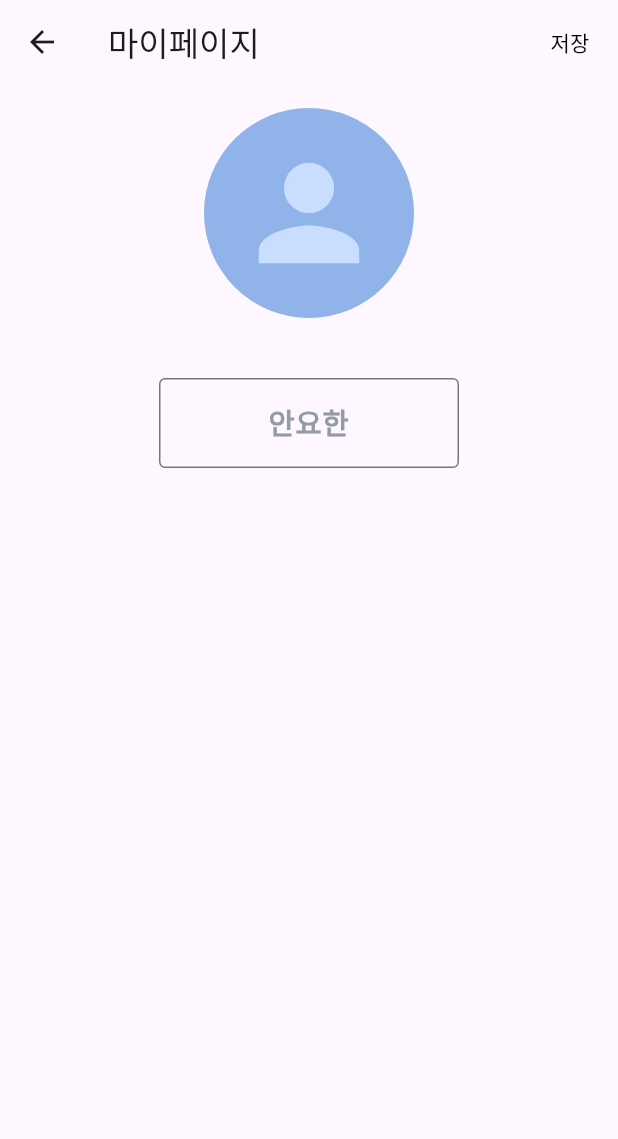
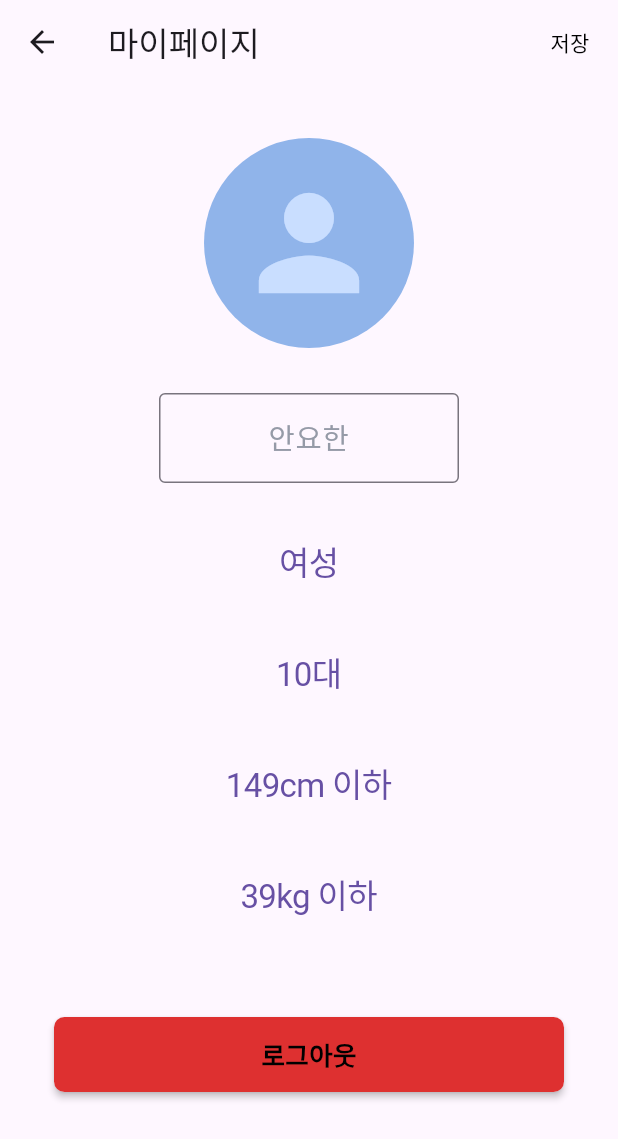
Before and after one commit to uncroos/CloWing, a Flutter app: the screen it shows after launch, after a tap on "저장", on a phone screen of 412 x 824 dp. Shown: the top 1139 px of the screen. Run offline on Flutter 3.47's test engine with Material 3 defaults, Android fonts, the phone set to English and light mode, and no system bars.

Commit message:
ㅑㅜㅑㅅ

```diff
--- a/clowing/lib/screens/mypage_screen.dart
+++ b/clowing/lib/screens/mypage_screen.dart
@@ -1,4 +1,5 @@
 import 'package:flutter/material.dart';
+import 'package:flutter/cupertino.dart';
 
 class MyPageScreen extends StatefulWidget {
   @override
@@ -6,6 +7,12 @@ class MyPageScreen extends StatefulWidget {
 }
 
 class _MyPageScreenState extends State<MyPageScreen> {
+  // 선택된 값 저장할 변수
+  String _selectedGender = '';
+  String _selectedAge = '';
+  String _selectedWeight = '';
+  String _selectedHeight = '';
+
   @override
   Widget build(BuildContext context) {
     return Scaffold(
@@ -14,14 +21,17 @@ class _MyPageScreenState extends State<MyPageScreen> {
         leading: IconButton(
           icon: Icon(Icons.arrow_back),
           onPressed: () {
-            // Handle back button press
             Navigator.of(context).pop();
           },
         ),
         actions: [
           TextButton(
             onPressed: () {
-              // Handle save button press
+              // 저장 버튼 로직
+              print('성별: $_selectedGender');
+              print('나이: $_selectedAge');
+              print('몸무게: $_selectedWeight');
+              print('키: $_selectedHeight');
             },
             child: Text(
               '저장',
@@ -34,8 +44,9 @@ class _MyPageScreenState extends State<MyPageScreen> {
         padding: const EdgeInsets.all(16.0),
         child: Column(
           children: [
+            SizedBox(height: 20),
             Row(
-              mainAxisAlignment: MainAxisAlignment.center, // 가운데 정렬
+              mainAxisAlignment: MainAxisAlignment.center,
               children: [
                 CircleAvatar(
                   radius: 70,
@@ -45,12 +56,192 @@ class _MyPageScreenState extends State<MyPageScreen> {
                 ),
               ],
             ),
+            SizedBox(height: 30),
+            InputBox(),
+            SizedBox(height: 30),
+            ChoiceBox(
+              title: '성별',
+              options: ['여성', '남성', '기타'],
+              onSelected: (String selectedOption) {
+                setState(() {
+                  _selectedGender = selectedOption;
+                });
+              },
+            ),
+            SizedBox(height: 30),
+            ChoiceBox(
+              title: '나이',
+              options: [
+                "10대",
+                "20대",
+                "30대",
+                "40대",
+                "50대",
+                "50대 이상",
+              ],
+              onSelected: (String selectedOption) {
+                setState(() {
+                  _selectedGender = selectedOption;
+                });
+              },
+            ),
+            SizedBox(height: 30),
+            ChoiceBox(
+              title: '키',
+              options: [
+                "149cm 이하",
+                "150cm",
+                "155cm",
+                "160cm",
+                "165cm",
+                "170cm",
+                "175cm",
+                "180cm",
+                "185cm",
+                "190cm",
+                "191cm 이상"
+              ],
+              onSelected: (String selectedOption) {
+                setState(() {
+                  _selectedGender = selectedOption;
+                });
+              },
+            ),
+            SizedBox(height: 30),
+            ChoiceBox(
+              title: '키',
+              options: [
+                "39kg 이하",
+                "40kg",
+                "45kg",
+                "50kg",
+                "55kg",
+                "60kg",
+                "65kg",
+                "70kg",
+                "75kg",
+                "80kg",
+                "85kg",
+                "90kg",
+                "95kg",
+                "100kg",
+                "101kg 이상"
+              ],
+              onSelected: (String selectedOption) {
+                setState(() {
+                  _selectedGender = selectedOption;
+                });
+              },
+            ),
             SizedBox(
               height: 40,
               width: double.infinity,
             ),
-            InputBox(),
+            LogoutButton(),
           ],
+        ),
+      ),
+    );
+  }
+
+  Widget LogoutButton() {
+    return InkWell(
+      onTap: () {},
+      child: Card(
+        margin: const EdgeInsets.fromLTRB(20, 20, 20, 0),
+        shape: RoundedRectangleBorder(borderRadius: BorderRadius.circular(7)),
+        elevation: 2,
+        child: Container(
+          height: 50,
+          decoration: BoxDecoration(
+            color: Color(0xFFDE3030),
+            borderRadius: BorderRadius.circular(7),
+          ),
+          child: Row(
+            mainAxisAlignment: MainAxisAlignment.center,
+            children: [
+              const Text(
+                "로그아웃",
+                style: TextStyle(
+                  color: Color.fromARGB(255, 0, 0, 0),
+                  fontWeight: FontWeight.w900,
+                  fontSize: 17,
+                ),
+              ),
+            ],
+          ),
+        ),
+      ),
+    );
+  }
+}
+
+// ChoiceBox 위젯 정의
+class ChoiceBox extends StatefulWidget {
+  final String title; // ChoiceBox 제목
+  final List<String> options; // 선택 가능한 옵션 목록
+  final Function(String) onSelected; // 옵션 선택 시 호출될 함수
+
+  ChoiceBox({
+    required this.title,
+    required this.options,
+    required this.onSelected,
+  });
+
+  @override
+  _ChoiceBoxState createState() => _ChoiceBoxState();
+}
+
+class _ChoiceBoxState extends State<ChoiceBox> {
+  int _selectedIndex = 0; // 현재 선택된 옵션 인덱스
+
+  void _showDialog(Widget child) {
+    showCupertinoModalPopup<void>(
+      context: context,
+      builder: (BuildContext context) => Container(
+        height: 216,
+        padding: const EdgeInsets.only(top: 6.0),
+        margin: EdgeInsets.only(
+          bottom: MediaQuery.of(context).viewInsets.bottom,
+        ),
+        color: CupertinoColors.systemBackground.resolveFrom(context),
+        child: SafeArea(
+          top: false,
+          child: child,
+        ),
+      ),
+    );
+  }
+
+  @override
+  Widget build(BuildContext context) {
+    return CupertinoButton(
+      padding: EdgeInsets.zero,
+      onPressed: () => _showDialog(
+        CupertinoPicker(
+          magnification: 1.22,
+          squeeze: 1.2,
+          useMagnifier: true,
+          itemExtent: 32.0,
+          onSelectedItemChanged: (int selectedItem) {
+            setState(() {
+              _selectedIndex = selectedItem;
+              widget.onSelected(widget.options[selectedItem]); // 선택된 옵션 전달
+            });
+          },
+          children: List<Widget>.generate(widget.options.length, (int index) {
+            return Center(
+              child: Text(
+                widget.options[index],
+              ),
+            );
+          }),
+        ),
+      ),
+      child: Text(
+        widget.options[_selectedIndex], // 현재 선택된 옵션 표시
+        style: const TextStyle(
+          fontSize: 22.0,
         ),
       ),
     );
@@ -67,11 +258,9 @@ class InputBox extends StatelessWidget {
       width: width,
       height: height,
       child: TextField(
-        textAlign: TextAlign.center, // 글자 중앙 정렬
+        textAlign: TextAlign.center,
         style: TextStyle(
           fontSize: 19,
-          fontWeight: FontWeight.bold,
-          color: Colors.black,
         ),
         decoration: InputDecoration(
           hintText: '안요한',
```
